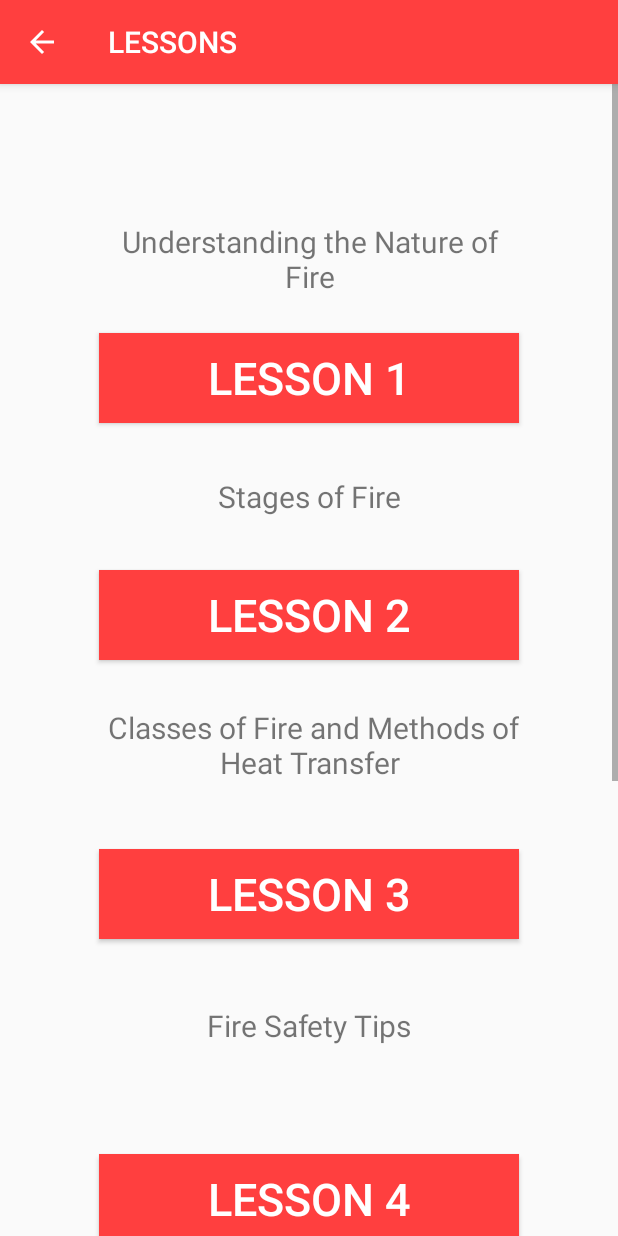
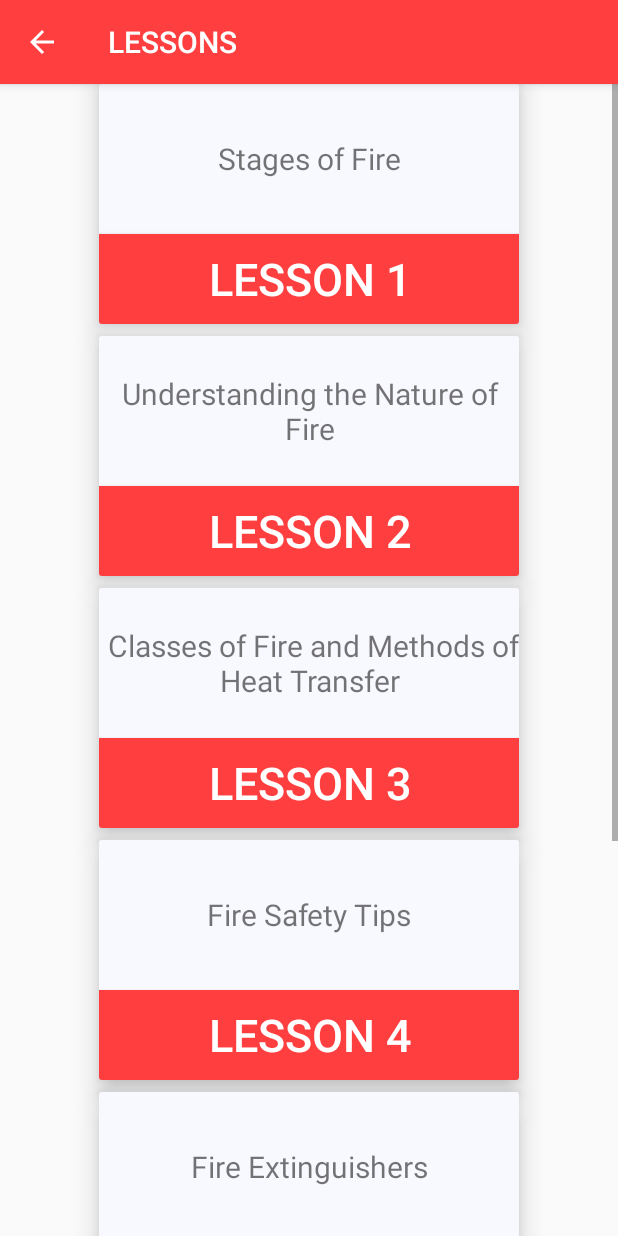
Before and after one commit to AloysiusGChua/115_Project, an Android app: the LessonMain screen opened directly, with no data from a screen before it, on a phone screen of 412 x 824 dp. Run offline under Robolectric (Android 15) with nearby library versions, the phone set to English and light mode, and no system bars.

Commit message:
Update CardView

```diff
--- a/app/build.gradle
+++ b/app/build.gradle
@@ -26,4 +26,5 @@ dependencies {
     testImplementation 'junit:junit:4.12'
     androidTestImplementation 'com.android.support.test:runner:1.0.2'
     androidTestImplementation 'com.android.support.test.espresso:espresso-core:3.0.2'
+    implementation 'com.android.support:cardview-v7:28.0.0'
 }
--- a/app/src/main/AndroidManifest.xml
+++ b/app/src/main/AndroidManifest.xml
@@ -4,14 +4,14 @@
 
     <application
         android:allowBackup="true"
-        android:icon="@mipmap/ic_launcher"
+        android:icon="@mipmap/siklab"
         android:label="@string/app_name"
-        android:roundIcon="@mipmap/ic_launcher_round"
+        android:roundIcon="@mipmap/siklab"
         android:supportsRtl="true"
         android:theme="@style/AppTheme">
         <activity
             android:name=".MainActivity"
-            android:label="">
+            android:label="Siklab">
             <intent-filter>
                 <action android:name="android.intent.action.MAIN" />
 
--- a/app/src/main/res/layout/activity_lesson_main.xml
+++ b/app/src/main/res/layout/activity_lesson_main.xml
@@ -11,139 +11,243 @@
         android:layout_width="match_parent"
         android:layout_height="match_parent">
 
+<!--Lesson 1-->
+
+    <android.support.v7.widget.CardView xmlns:card_view="http://schemas.android.com/apk/res-auto"
+        android:id="@+id/CardViewLesson1"
+        style="@style/CardViewLesson"
+        app:layout_constraintEnd_toEndOf="parent"
+        app:layout_constraintStart_toStartOf="parent"
+        card_view:cardElevation="10dp">
+
+        <android.support.constraint.ConstraintLayout
+            android:layout_width="280dp"
+            android:layout_height="270dp"
+            android:minHeight="270dp"
+            android:minWidth="280dp">
+            <TextView
+                android:id="@+id/textView1"
+                style="@style/TextViewLessonChoose"
+                android:text="Stages of Fire"
+                app:layout_constraintEnd_toEndOf="parent"
+                app:layout_constraintStart_toStartOf="parent" />
 
             <Button
                 android:id="@+id/lessonone"
                 style="@style/RedRoundedButton"
-            android:background="@color/btColor"
                 android:text="Lesson 1"
-            app:layout_constraintBottom_toTopOf="@+id/textView1"
+                app:layout_constraintEnd_toEndOf="parent"
+                app:layout_constraintStart_toStartOf="parent"
+                app:layout_constraintTop_toBottomOf="@+id/textView1"/>
+
+        </android.support.constraint.ConstraintLayout>
+
+    </android.support.v7.widget.CardView>
+
+<!--Lesson 2-->
+
+    <android.support.v7.widget.CardView xmlns:card_view="http://schemas.android.com/apk/res-auto"
+        android:id="@+id/CardViewLesson2"
+        style="@style/CardViewLesson"
+        app:layout_constraintEnd_toEndOf="parent"
+        app:layout_constraintStart_toStartOf="parent"
+        app:layout_constraintTop_toBottomOf="@+id/CardViewLesson1"
+        card_view:cardElevation="10dp">
+
+        <android.support.constraint.ConstraintLayout
+            android:layout_width="280dp"
+            android:layout_height="270dp"
+            android:minHeight="270dp"
+            android:minWidth="280dp">
+            <TextView
+                android:id="@+id/textView2"
+                style="@style/TextViewLessonChoose"
+                android:text="Understanding the Nature of Fire"
+                app:layout_constraintEnd_toEndOf="parent"
+                app:layout_constraintStart_toStartOf="parent"/>
+
+            <Button
+                android:id="@+id/lessontwo"
+                style="@style/RedRoundedButton"
+                android:text="Lesson 2"
+                app:layout_constraintEnd_toEndOf="parent"
+                app:layout_constraintStart_toStartOf="parent"
+                app:layout_constraintTop_toBottomOf="@+id/textView2" />
+
+        </android.support.constraint.ConstraintLayout>
+
+    </android.support.v7.widget.CardView>
+
+<!--Lesson 3-->
+
+    <android.support.v7.widget.CardView xmlns:card_view="http://schemas.android.com/apk/res-auto"
+        android:id="@+id/CardViewLesson3"
+        style="@style/CardViewLesson"
+        app:layout_constraintEnd_toEndOf="parent"
+        app:layout_constraintStart_toStartOf="parent"
+        app:layout_constraintTop_toBottomOf="@+id/CardViewLesson2"
+        card_view:cardElevation="10dp">
+
+        <android.support.constraint.ConstraintLayout
+            android:layout_width="280dp"
+            android:layout_height="270dp"
+            android:minHeight="270dp"
+            android:minWidth="280dp">
+            <TextView
+                android:id="@+id/textView3"
+                style="@style/TextViewLessonChoose"
+                android:text=" Classes of Fire and Methods of Heat Transfer"
                 app:layout_constraintEnd_toEndOf="parent"
                 app:layout_constraintStart_toStartOf="parent" />
 
             <Button
-            android:id="@+id/lessontwo"
+                android:id="@+id/lessonthree"
                 style="@style/RedRoundedButton"
-            android:layout_marginTop="324dp"
-            android:background="@color/btColor"
-            android:text="Lesson 2"
+                android:text="Lesson 3"
                 app:layout_constraintEnd_toEndOf="parent"
                 app:layout_constraintStart_toStartOf="parent"
-            app:layout_constraintTop_toTopOf="parent" />
+                app:layout_constraintTop_toBottomOf="@+id/textView3" />
 
-        <Button
-            android:id="@+id/lessonthree"
-            style="@style/RedRoundedButton"
-            android:layout_marginBottom="8dp"
-            android:layout_marginTop="20dp"
-            android:background="@color/btColor"
-            android:text="Lesson 3"
-            app:layout_constraintBottom_toTopOf="@+id/textView4"
+        </android.support.constraint.ConstraintLayout>
+
+    </android.support.v7.widget.CardView>
+
+<!--Lesson 4 -->
+
+    <android.support.v7.widget.CardView xmlns:card_view="http://schemas.android.com/apk/res-auto"
+        android:id="@+id/CardViewLesson4"
+        style="@style/CardViewLesson"
         app:layout_constraintEnd_toEndOf="parent"
         app:layout_constraintStart_toStartOf="parent"
-            app:layout_constraintTop_toBottomOf="@+id/textView3"
-            app:layout_constraintVertical_bias="1.0" />
+        app:layout_constraintTop_toBottomOf="@+id/CardViewLesson3"
+        card_view:cardElevation="10dp">
+
+        <android.support.constraint.ConstraintLayout
+            android:layout_width="280dp"
+            android:layout_height="270dp"
+            android:minHeight="270dp"
+            android:minWidth="280dp">
+            <TextView
+                android:id="@+id/textView4"
+                style="@style/TextViewLessonChoose"
+                android:text="Fire Safety Tips"
+                app:layout_constraintEnd_toEndOf="parent"
+                app:layout_constraintStart_toStartOf="parent" />
 
             <Button
                 android:id="@+id/lessonfour"
                 style="@style/RedRoundedButton"
-            android:background="@color/btColor"
                 android:text="Lesson 4"
-            app:layout_constraintBottom_toTopOf="@+id/textView5"
                 app:layout_constraintEnd_toEndOf="parent"
                 app:layout_constraintStart_toStartOf="parent"
-            />
+                app:layout_constraintTop_toBottomOf="@+id/textView4" />
+
+        </android.support.constraint.ConstraintLayout>
+
+    </android.support.v7.widget.CardView>
+
+<!--Lesson 5-->
+
+    <android.support.v7.widget.CardView xmlns:card_view="http://schemas.android.com/apk/res-auto"
+        android:id="@+id/CardViewLesson5"
+        style="@style/CardViewLesson"
+        app:layout_constraintEnd_toEndOf="parent"
+        app:layout_constraintStart_toStartOf="parent"
+        app:layout_constraintTop_toBottomOf="@+id/CardViewLesson4"
+        card_view:cardElevation="10dp">
+
+        <android.support.constraint.ConstraintLayout
+            android:layout_width="280dp"
+            android:layout_height="270dp"
+            android:minHeight="270dp"
+            android:minWidth="280dp">
+            <TextView
+                android:id="@+id/textView5"
+                style="@style/TextViewLessonChoose"
+                app:layout_constraintEnd_toEndOf="parent"
+                app:layout_constraintStart_toStartOf="parent"
+                android:text="Fire Extinguishers" />
 
             <Button
                 android:id="@+id/lessonfive"
                 style="@style/RedRoundedButton"
-            android:layout_marginTop="4dp"
-            android:background="@color/btColor"
                 android:text="Lesson 5"
                 app:layout_constraintEnd_toEndOf="parent"
                 app:layout_constraintStart_toStartOf="parent"
                 app:layout_constraintTop_toBottomOf="@+id/textView5" />
 
+        </android.support.constraint.ConstraintLayout>
+
+    </android.support.v7.widget.CardView>
+
+<!--Lesson 6-->
+
+        <android.support.v7.widget.CardView xmlns:card_view="http://schemas.android.com/apk/res-auto"
+            android:id="@+id/CardViewLesson6"
+            style="@style/CardViewLesson"
+            app:layout_constraintEnd_toEndOf="parent"
+            app:layout_constraintStart_toStartOf="parent"
+            app:layout_constraintTop_toBottomOf="@+id/CardViewLesson5"
+            card_view:cardElevation="10dp">
+
+            <android.support.constraint.ConstraintLayout
+                android:layout_width="280dp"
+                android:layout_height="270dp"
+                android:minHeight="270dp"
+                android:minWidth="280dp">
+                <TextView
+                    android:id="@+id/textView6"
+                    style="@style/TextViewLessonChoose"
+                    app:layout_constraintEnd_toEndOf="parent"
+                    app:layout_constraintStart_toStartOf="parent"
+                    android:text="Fire Prevention" />
+
                 <Button
                     android:id="@+id/lessonsix"
                     style="@style/RedRoundedButton"
-            android:background="@color/btColor"
                     android:text="Lesson 6"
                     app:layout_constraintEnd_toEndOf="parent"
                     app:layout_constraintStart_toStartOf="parent"
                     app:layout_constraintTop_toBottomOf="@+id/textView6" />
 
-        <Button
-            android:id="@+id/lessonseven"
-            style="@style/RedRoundedButton"
-            android:background="@color/btColor"
-            android:text="Lesson 7"
+            </android.support.constraint.ConstraintLayout>
+
+        </android.support.v7.widget.CardView>
+
+<!--Lesson 7-->
+
+        <android.support.v7.widget.CardView xmlns:card_view="http://schemas.android.com/apk/res-auto"
+            android:id="@+id/CardViewLesson7"
+            style="@style/CardViewLesson"
             app:layout_constraintEnd_toEndOf="parent"
             app:layout_constraintStart_toStartOf="parent"
-            app:layout_constraintTop_toBottomOf="@+id/textView7" />
+            app:layout_constraintTop_toBottomOf="@+id/CardViewLesson6"
+            card_view:cardElevation="10dp">
 
-        <TextView
-            android:id="@+id/textView1"
-            style="@style/TextViewLessonChoose"
-            android:text="Stages of Fire"
-            app:layout_constraintBottom_toTopOf="@+id/lessontwo"
-            app:layout_constraintEnd_toEndOf="parent"
-            app:layout_constraintStart_toStartOf="parent" />
-
-        <TextView
-            android:id="@+id/textView2"
-            style="@style/TextViewLessonChoose"
-            android:text="Understanding the Nature of Fire"
-            app:layout_constraintBottom_toTopOf="@+id/lessonone"
-            app:layout_constraintEnd_toEndOf="parent"
-            app:layout_constraintStart_toStartOf="parent"
-            app:layout_constraintTop_toTopOf="parent"
-            app:layout_constraintVertical_bias="1.0" />
-
-        <TextView
-            android:id="@+id/textView3"
-            style="@style/TextViewLessonChoose"
-            android:text=" Classes of Fire and Methods of Heat Transfer"
-            app:layout_constraintBottom_toTopOf="@+id/lessonthree"
-            app:layout_constraintEnd_toEndOf="parent"
-            app:layout_constraintStart_toStartOf="parent"
-            app:layout_constraintTop_toBottomOf="@+id/lessontwo"
-            app:layout_constraintVertical_bias="0.0" />
-
-        <TextView
-            android:id="@+id/textView4"
-            style="@style/TextViewLessonChoose"
-            android:layout_height="99dp"
-            android:layout_marginBottom="36dp"
-            android:text="Fire Safety Tips"
-            app:layout_constraintBottom_toTopOf="@+id/lessonfour"
-            app:layout_constraintEnd_toEndOf="parent"
-            app:layout_constraintStart_toStartOf="parent" />
-
-        <TextView
-            android:id="@+id/textView5"
-            style="@style/TextViewLessonChoose"
-            android:layout_height="92dp"
-            android:text="Fire Extinguishers"
-            app:layout_constraintEnd_toEndOf="parent"
-            app:layout_constraintStart_toStartOf="parent"
-            app:layout_constraintTop_toBottomOf="@+id/lessonfour" />
-
-        <TextView
-            android:id="@+id/textView6"
-            style="@style/TextViewLessonChoose"
-            android:text="Fire Prevention"
-            app:layout_constraintEnd_toEndOf="parent"
-            app:layout_constraintStart_toStartOf="parent"
-            app:layout_constraintTop_toBottomOf="@+id/lessonfive" />
+            <android.support.constraint.ConstraintLayout
+                android:layout_width="280dp"
+                android:layout_height="270dp"
+                android:minHeight="270dp"
+                android:minWidth="280dp">
 
                 <TextView
                     android:id="@+id/textView7"
                     style="@style/TextViewLessonChoose"
-            android:text="Fire Safety"
                     app:layout_constraintEnd_toEndOf="parent"
                     app:layout_constraintStart_toStartOf="parent"
-            app:layout_constraintTop_toBottomOf="@+id/lessonsix" />
+                    android:text="Fire Safety First Aid" />
+
+                <Button
+                    android:id="@+id/lessonseven"
+                    style="@style/RedRoundedButton"
+                    app:layout_constraintEnd_toEndOf="parent"
+                    app:layout_constraintStart_toStartOf="parent"
+                    android:text="Lesson 7"
+                    app:layout_constraintTop_toBottomOf="@+id/textView7" />
+
+            </android.support.constraint.ConstraintLayout>
+
+        </android.support.v7.widget.CardView>
 
     </android.support.constraint.ConstraintLayout>
 </ScrollView>
--- a/app/src/main/res/layout/activity_main.xml
+++ b/app/src/main/res/layout/activity_main.xml
@@ -1,4 +1,5 @@
 <?xml version="1.0" encoding="utf-8"?>
+
 <android.support.constraint.ConstraintLayout xmlns:android="http://schemas.android.com/apk/res/android"
     xmlns:app="http://schemas.android.com/apk/res-auto"
     xmlns:tools="http://schemas.android.com/tools"
--- a/app/src/main/res/values/colors.xml
+++ b/app/src/main/res/values/colors.xml
@@ -4,4 +4,5 @@
     <color name="colorAccent">#FF4081</color>
     <color name="btColor">#ff3f3f</color>
     <color name="colorTitleBar">#ff3f3f</color>
+    <color name="colorBackground">#f8f8f8ff</color>
 </resources>
--- a/app/src/main/res/values/styles.xml
+++ b/app/src/main/res/values/styles.xml
@@ -12,7 +12,7 @@
     </style>
 
     <style name="RedRoundedButton">
-        <item name="android:layout_width">280dp</item>
+        <item name="android:layout_width">300dp</item>
         <item name="android:layout_height">60dp</item>
         <item name="android:layout_marginEnd">8dp</item>
         <item name="android:layout_marginLeft">8dp</item>
@@ -21,11 +21,12 @@
         <item name="android:textColor">#FFFFFF</item>
         <item name="android:textSize">30sp</item>
         <item name="android:gravity">center</item>
+        <item name="android:background">@color/btColor</item>
     </style>
 
     <style name="TextViewLessonChoose">
         <item name="android:layout_width">280dp</item>
-        <item name="android:layout_height">98dp</item>
+        <item name="android:layout_height">100dp</item>
         <item name="android:layout_marginEnd">8dp</item>
         <item name="android:layout_marginLeft">8dp</item>
         <item name="android:layout_marginRight">8dp</item>
@@ -33,6 +34,7 @@
         <item name="android:layout_marginTop">8dp</item>
         <item name="android:textSize">20sp</item>
         <item name="android:gravity">center</item>
+        <item name="android:background">@color/colorBackground</item>
     </style>
 
     <style name="TextViewHomePage">
@@ -60,4 +62,14 @@
         <item name="android:textSize">18sp</item>
         <item name="android:gravity">center</item>
     </style>
+
+    <style name="CardViewLesson">
+        <item name="android:layout_width">280dp</item>
+        <item name="android:layout_height">160dp</item>
+        <item name="android:layout_marginEnd">8dp</item>
+        <item name="android:layout_marginLeft">8dp</item>
+        <item name="android:layout_marginRight">8dp</item>
+        <item name="android:layout_marginStart">8dp</item>
+        <item name="android:layout_marginTop">8dp</item>
+    </style>
 </resources>
```
Also changed, not shown: app/src/main/res/drawable-v24/ic_siklab_foreground.xml (added, +34 -0 lines), app/src/main/res/drawable/ic_launcher_background.xml (+70 -166 lines), app/src/main/ic_siklab-web.png (added), app/src/main/res/mipmap-hdpi/siklab.png (added), app/src/main/res/mipmap-mdpi/siklab.png (added), app/src/main/res/mipmap-xhdpi/siklab.png (added), app/src/main/res/mipmap-xxhdpi/siklab.png (added). Lines whose indentation alone changed are shown as unchanged.
